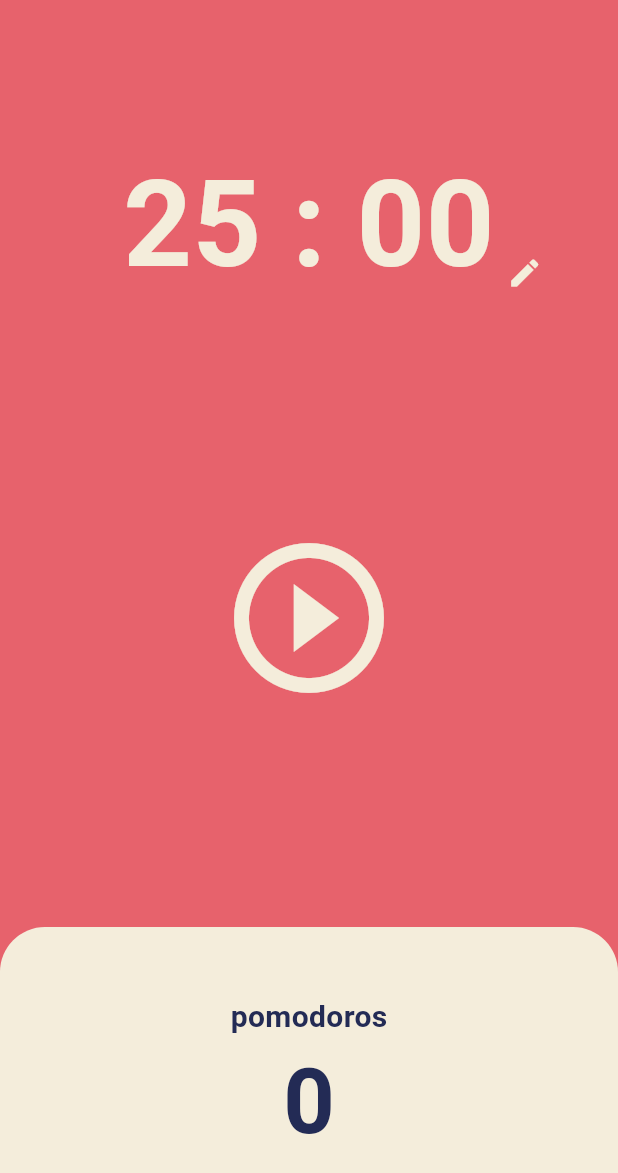
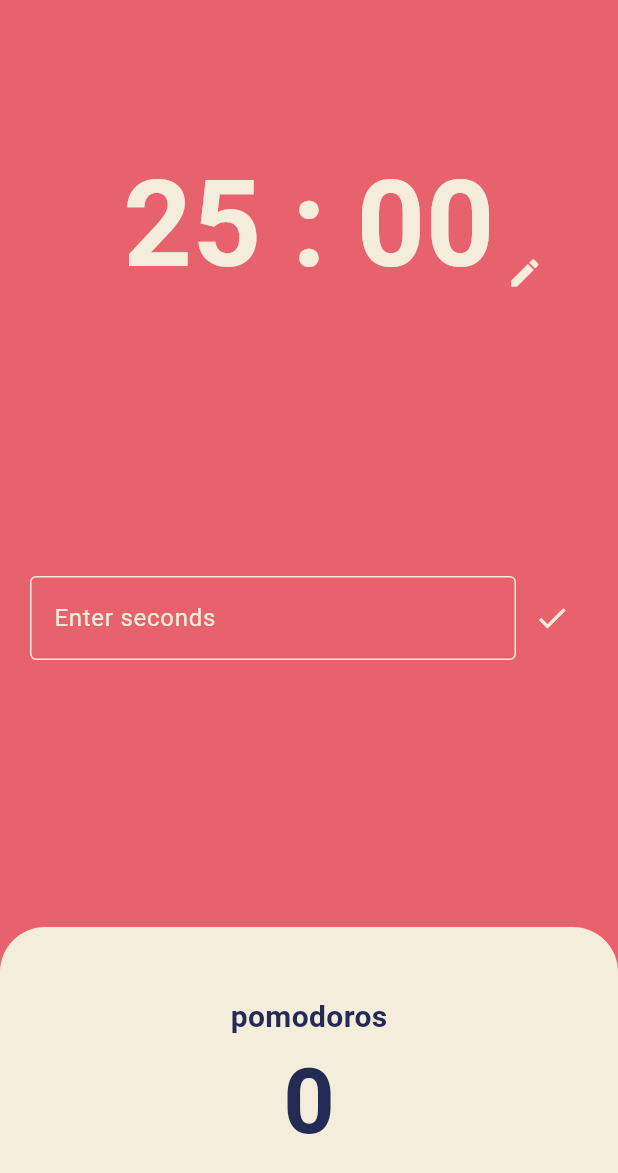
Before and after one commit to leejewon97/Pomodoro, a Flutter app: the screen it shows after launch, after a tap on the "mode edit outline" icon, on a phone screen of 412 x 824 dp. Shown: the top 1173 px of the screen. Run offline on Flutter 3.47's test engine with Material 3 defaults, Android fonts, the phone set to English and light mode, and no system bars.

Commit message:
isEditing에 따라 play/pause, stop 버튼을 보여주거나 시간을 수정할 수 있는 TextField를 보여줌 onEditPressed() 제거, 1줄이라 onPressed에 직접 함수 작성 isEditing 추가 fullSeconds값 변경 위해, static const에서 int로 변경 대신 initState()에서 totalSeconds를 fullSeconds로 초기화 isEditing에 따라 2번째 Flexible이 결정 padding을 주기 위해 Container로 감싸고, Row로 TextField와 IconButton을 배치 TextField에 controller 연결 및 디자인 완료 IconButton에 onDonePressed() 연결
onDonePressed() 구현 필요

```diff
--- a/lib/screens/home_screen.dart
+++ b/lib/screens/home_screen.dart
@@ -9,11 +9,19 @@ class HomeScreen extends StatefulWidget {
 }
 
 class _HomeScreenState extends State<HomeScreen> {
-  static const fullSeconds = 25 * 60;
-  int totalSeconds = fullSeconds;
+  int fullSeconds = 25 * 60;
+  int totalSeconds = 0;
   bool isRunning = false;
+  bool isEditing = false;
   int pomodoros = 0;
   late Timer timer;
+  final controller = TextEditingController();
+
+  @override
+  void initState() {
+    super.initState();
+    totalSeconds = fullSeconds;
+  }
 
   void onStartPressed() {
     setState(() {
@@ -54,7 +62,7 @@ class _HomeScreenState extends State<HomeScreen> {
     });
   }
 
-  void onEditPressed() {}
+  void onDonePressed() {}
 
   String formatTime(int time) {
     Duration duration = Duration(seconds: time);
@@ -93,7 +101,9 @@ class _HomeScreenState extends State<HomeScreen> {
                         alignment: Alignment.bottomCenter,
                         width: 40.0,
                         child: IconButton(
-                          onPressed: onEditPressed,
+                          onPressed: () => setState(() {
+                            isEditing = true;
+                          }),
                           icon: Icon(
                             Icons.mode_edit_outline,
                             color: Theme.of(context).cardColor,
@@ -105,12 +115,46 @@ class _HomeScreenState extends State<HomeScreen> {
           ),
           Flexible(
             flex: 2,
-            child: Center(
+            child: isEditing
+                ? Container(
+                    alignment: Alignment.center,
+                    padding: const EdgeInsets.symmetric(horizontal: 20.0),
+                    child: Row(
+                      children: [
+                        Expanded(
+                          child: TextField(
+                            controller: controller,
+                            keyboardType: TextInputType.number,
+                            decoration: InputDecoration(
+                              enabledBorder: OutlineInputBorder(
+                                borderSide: BorderSide(
+                                  color: Theme.of(context).cardColor,
+                                ),
+                              ),
+                              hintText: 'Enter seconds',
+                              hintStyle: TextStyle(
+                                color: Theme.of(context).cardColor,
+                              ),
+                            ),
+                          ),
+                        ),
+                        IconButton(
+                          onPressed: onDonePressed,
+                          icon: Icon(
+                            Icons.done_outlined,
+                            color: Theme.of(context).cardColor,
+                          ),
+                        ),
+                      ],
+                    ),
+                  )
+                : Center(
                     child: Row(
                       mainAxisAlignment: MainAxisAlignment.center,
                       children: [
                         IconButton(
-                    onPressed: isRunning ? onPausePressed : onStartPressed,
+                          onPressed:
+                              isRunning ? onPausePressed : onStartPressed,
                           icon: Icon(
                             isRunning
                                 ? Icons.pause_circle_outline
```
Lines whose indentation alone changed are shown as unchanged.
